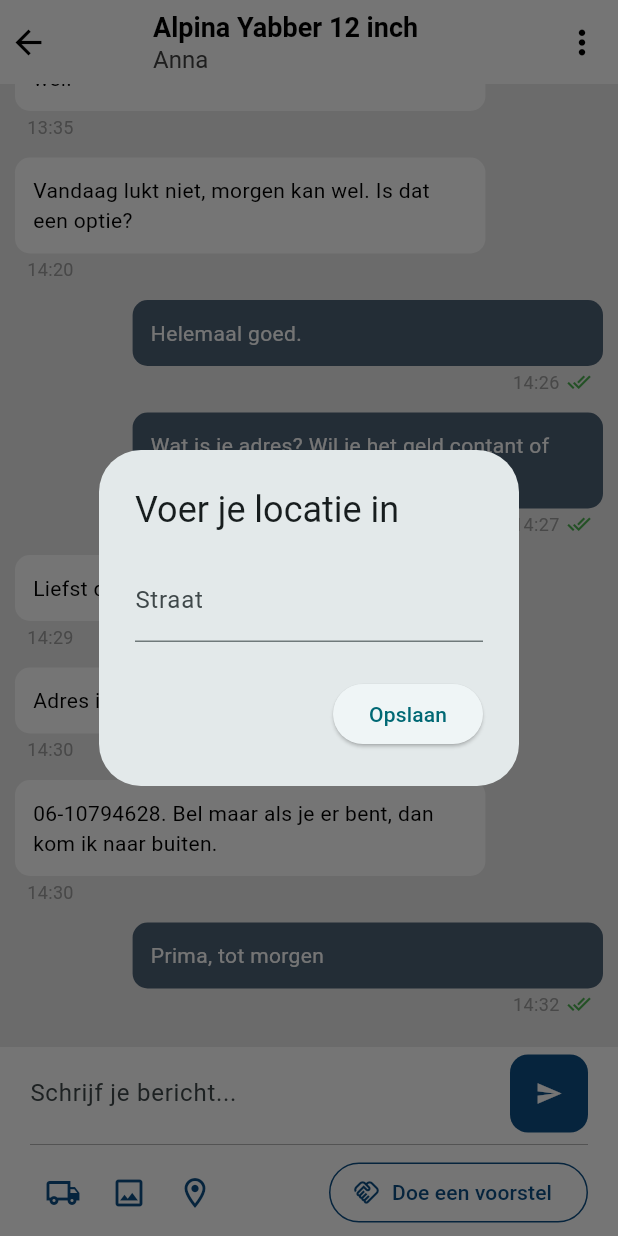
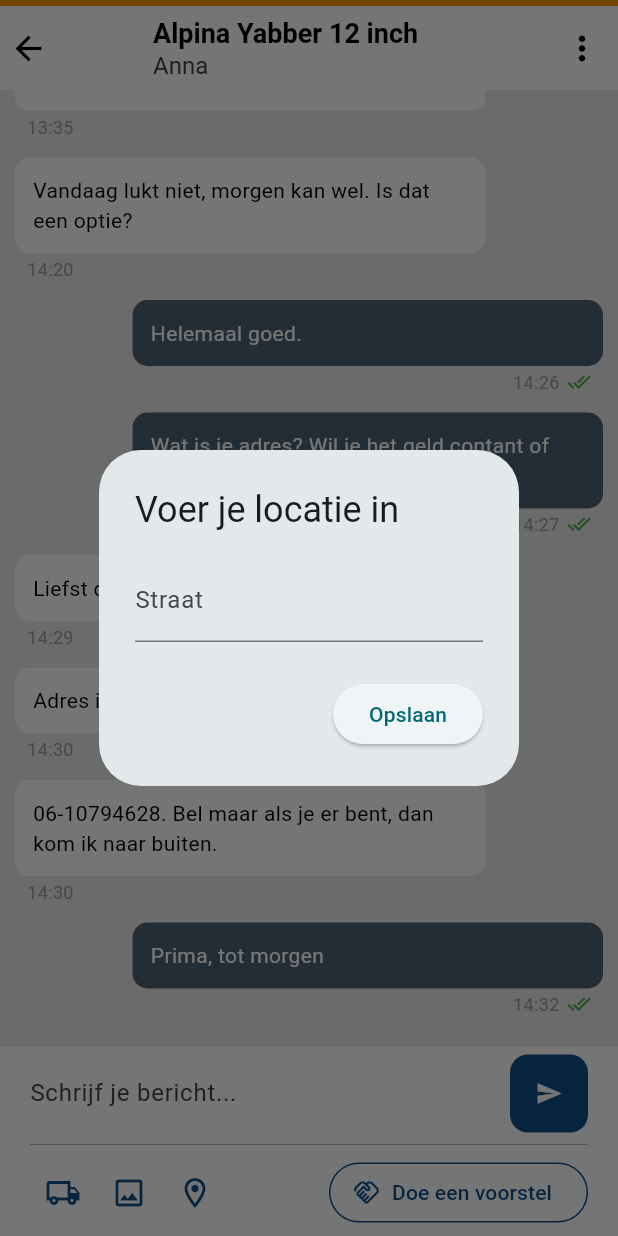
Before and after one commit to vonfoxie87/fake_mpchat, a Flutter app: the screen it shows after launch, on a phone screen of 412 x 824 dp. Run offline on Flutter 3.47's test engine with Material 3 defaults, Android fonts, the phone set to English and light mode, and no system bars.

Commit message:
orange line

```diff
--- a/lib/main.dart
+++ b/lib/main.dart
@@ -188,6 +188,15 @@
 
     return WillPopScope(
       onWillPop: _onWillPop,
+      child: Column(
+    mainAxisSize: MainAxisSize.min,
+    children: [
+      Container(
+        height: 4,
+        width: double.infinity,
+        color: Colors.orange,
+      ),
+      Expanded(
       child: Scaffold(
         appBar: AppBar(
           backgroundColor: Colors.white,
@@ -346,6 +355,9 @@
               ],
             ),
           ),
+        ),
+      ],
+    ),
   );
 }
 }
```
Also changed, not shown: 5 other files. Lines whose indentation alone changed are shown as unchanged.
